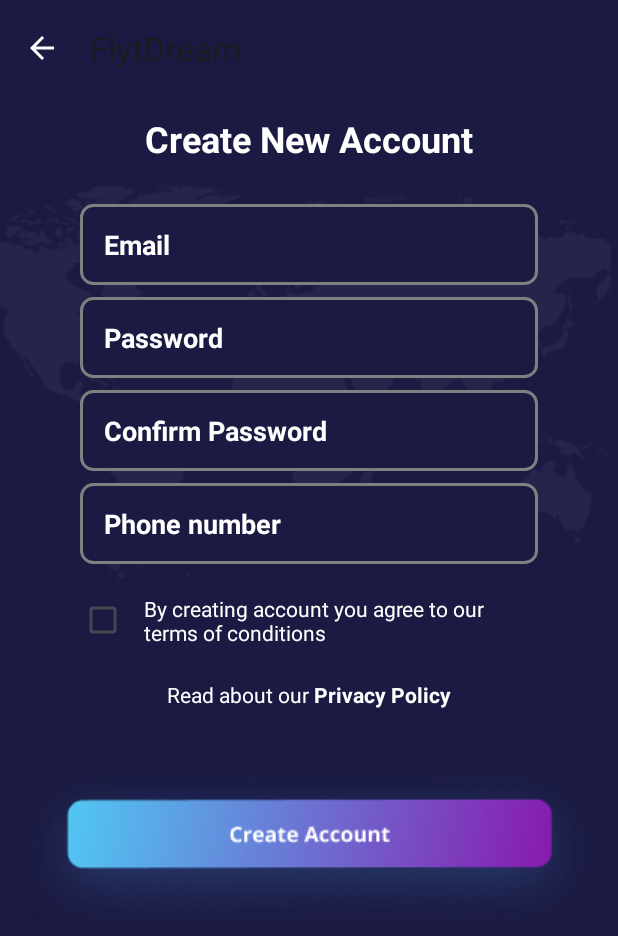
After one commit to T1adus/CSIT214-Project-Deliverable, an Android app: the RegisterActivity screen opened directly, with no data from a screen before it, on a phone screen of 412 x 824 dp. The commit adds this screen. Shown: the top 936 px of the screen. Run offline under Robolectric (Android 15) with nearby library versions, the phone set to English and light mode, and no system bars.

Commit message:
Sign In & Register Screen
This commit did the following:
1. Implement the layout for Register Screen
2. Implement the layout for Sign In Screen
3. Customize some attribute of the application's theme
4. Update new file into Design Item folder.

```diff
--- a/FlytDream/app/src/main/java/com/example/flytdream/MainActivity.java
+++ b/FlytDream/app/src/main/java/com/example/flytdream/MainActivity.java
@@ -23,7 +23,7 @@ public class MainActivity extends AppCompatActivity {
         @Override
         public void onClick(View v) {
             if (v.getId() == R.id.getStartButton) {
-                Intent intent = new Intent(MainActivity.this, CoreActivity.class);
+                Intent intent = new Intent(MainActivity.this, SignInActivity.class);
                 startActivity(intent);
             }
         }
--- /dev/null
+++ b/FlytDream/app/src/main/java/com/example/flytdream/RegisterActivity.java
@@ -0,0 +1,19 @@
+package com.example.flytdream;
+
+import androidx.appcompat.app.AppCompatActivity;
+import androidx.appcompat.widget.Toolbar;
+
+import android.os.Bundle;
+
+public class RegisterActivity extends AppCompatActivity {
+
+    @Override
+    protected void onCreate(Bundle savedInstanceState) {
+        super.onCreate(savedInstanceState);
+        setContentView(R.layout.activity_register);
+
+        Toolbar toolbar = (Toolbar) findViewById(R.id.toolbar);
+        setSupportActionBar(toolbar);
+        getSupportActionBar().setDisplayHomeAsUpEnabled(true);
+    }
+}
--- /dev/null
+++ b/FlytDream/app/src/main/res/drawable/edit_text_border.xml
@@ -0,0 +1,8 @@
+<?xml version="1.0" encoding="utf-8"?>
+<shape xmlns:android="http://schemas.android.com/apk/res/android">
+    <solid android:color="@color/darkblue"/> <!-- Background color -->
+    <stroke
+        android:color="@color/grey"
+        android:width="2dp" />
+    <corners android:radius="8dp" />  <!-- Corner radius for rounded corners -->
+</shape>
--- a/FlytDream/app/src/main/res/layout/activity_core.xml
+++ b/FlytDream/app/src/main/res/layout/activity_core.xml
@@ -14,6 +14,7 @@
         android:layout_width="match_parent"
         android:layout_height="?attr/actionBarSize"
         android:background="?attr/colorPrimary"
+        app:theme="@style/Base.Theme.FlytDream"
         android:elevation="4dp"
         app:layout_constraintTop_toTopOf="parent"
         app:layout_constraintStart_toStartOf="parent"
--- /dev/null
+++ b/FlytDream/app/src/main/res/layout/activity_register.xml
@@ -0,0 +1,163 @@
+<?xml version="1.0" encoding="utf-8"?>
+<androidx.constraintlayout.widget.ConstraintLayout xmlns:android="http://schemas.android.com/apk/res/android"
+    xmlns:app="http://schemas.android.com/apk/res-auto"
+    xmlns:tools="http://schemas.android.com/tools"
+    android:layout_width="match_parent"
+    android:layout_height="match_parent"
+    tools:context=".RegisterActivity">
+
+    <androidx.appcompat.widget.Toolbar
+        android:id="@+id/toolbar"
+        android:layout_width="match_parent"
+        android:layout_height="?attr/actionBarSize"
+        android:background="?attr/colorPrimary"
+        app:theme="@style/Base.Theme.FlytDream"
+        android:elevation="4dp"
+        app:layout_constraintTop_toTopOf="parent"
+        app:layout_constraintStart_toStartOf="parent"
+        app:layout_constraintEnd_toEndOf="parent" />
+
+    <ImageView
+        android:id="@+id/imageView2"
+        android:layout_width="656dp"
+        android:layout_height="899dp"
+        app:layout_constraintBottom_toBottomOf="parent"
+        app:layout_constraintEnd_toEndOf="parent"
+        app:layout_constraintHorizontal_bias="0.502"
+        app:layout_constraintStart_toStartOf="parent"
+        app:layout_constraintTop_toTopOf="parent"
+        app:srcCompat="@drawable/background" />
+
+    <EditText
+        android:id="@+id/passwordInput"
+        android:layout_width="305dp"
+        android:layout_height="54dp"
+        android:layout_marginTop="8dp"
+        android:ems="10"
+        android:hint="@string/phoneRegisterHint"
+        android:inputType="phone"
+        android:text="@string/blank"
+        android:textColor="@color/white"
+        android:textColorHint="@color/white"
+        android:textStyle="bold"
+        android:background="@drawable/edit_text_border"
+        android:paddingLeft="16dp"
+        app:layout_constraintEnd_toEndOf="parent"
+        app:layout_constraintStart_toStartOf="parent"
+        app:layout_constraintTop_toBottomOf="@+id/emailInput" />
+
+    <EditText
+        android:id="@+id/emailInput"
+        android:layout_width="305dp"
+        android:layout_height="54dp"
+        android:layout_marginTop="8dp"
+        android:ems="10"
+        android:hint="@string/repasswordEditHint"
+        android:inputType="textPassword"
+        android:text="@string/blank"
+        android:textColor="@color/white"
+        android:textColorHint="@color/white"
+        android:textStyle="bold"
+        android:background="@drawable/edit_text_border"
+        android:paddingLeft="16dp"
+        app:layout_constraintEnd_toEndOf="parent"
+        app:layout_constraintStart_toStartOf="parent"
+        app:layout_constraintTop_toBottomOf="@+id/passwordRegisterEdit" />
+
+    <TextView
+        android:id="@+id/signInTextView"
+        android:layout_width="308dp"
+        android:layout_height="40dp"
+        android:layout_marginTop="12dp"
+        android:text="@string/createAccountText"
+        android:textAlignment="center"
+        android:textColor="@color/white"
+        android:textSize="24sp"
+        android:textStyle="bold"
+        app:layout_constraintEnd_toEndOf="parent"
+        app:layout_constraintHorizontal_bias="0.495"
+        app:layout_constraintStart_toStartOf="parent"
+        app:layout_constraintTop_toBottomOf="@+id/toolbar" />
+
+    <EditText
+        android:id="@+id/emailRegisterEdit"
+        android:layout_width="305dp"
+        android:layout_height="54dp"
+        android:layout_marginTop="20dp"
+        android:ems="10"
+        android:hint="@string/emailRegisterHint"
+        android:inputType="text"
+        android:text="@string/blank"
+        android:textColor="@color/white"
+        android:textColorHint="@color/white"
+        android:textStyle="bold"
+        android:background="@drawable/edit_text_border"
+        android:paddingLeft="16dp"
+        app:layout_constraintEnd_toEndOf="parent"
+        app:layout_constraintStart_toStartOf="parent"
+        app:layout_constraintTop_toBottomOf="@+id/signInTextView" />
+
+    <EditText
+        android:id="@+id/passwordRegisterEdit"
+        android:layout_width="305dp"
+        android:layout_height="54dp"
+        android:layout_marginTop="8dp"
+        android:ems="10"
+        android:hint="@string/passwordEditHint"
+        android:inputType="textPassword"
+        android:text="@string/blank"
+        android:textColor="@color/white"
+        android:textColorHint="@color/white"
+        android:textStyle="bold"
+        android:background="@drawable/edit_text_border"
+        android:paddingLeft="16dp"
+        app:layout_constraintEnd_toEndOf="parent"
+        app:layout_constraintStart_toStartOf="parent"
+        app:layout_constraintTop_toBottomOf="@+id/emailRegisterEdit" />
+
+    <CheckBox
+        android:id="@+id/checkBox"
+        android:layout_width="30dp"
+        android:layout_height="35dp"
+        android:layout_marginTop="20dp"
+        android:text="CheckBox"
+        app:layout_constraintEnd_toStartOf="@+id/rememberAccountText"
+        app:layout_constraintHorizontal_bias="0.796"
+        app:layout_constraintStart_toStartOf="parent"
+        app:layout_constraintTop_toBottomOf="@+id/passwordInput" />
+
+    <TextView
+        android:id="@+id/rememberAccountText"
+        android:layout_width="264dp"
+        android:layout_height="33dp"
+        android:layout_marginTop="20dp"
+        android:layout_marginEnd="52dp"
+        android:text="@string/tocText"
+        android:textColor="@color/white"
+        app:layout_constraintEnd_toEndOf="parent"
+        app:layout_constraintTop_toBottomOf="@+id/passwordInput" />
+
+    <TextView
+        android:id="@+id/policyTextView"
+        android:layout_width="308dp"
+        android:layout_height="27dp"
+        android:layout_marginTop="24dp"
+        android:text="@string/policyTextViewText"
+        android:textAlignment="center"
+        android:textColor="@color/white"
+        app:layout_constraintEnd_toEndOf="parent"
+        app:layout_constraintHorizontal_bias="0.495"
+        app:layout_constraintStart_toStartOf="parent"
+        app:layout_constraintTop_toBottomOf="@+id/rememberAccountText" />
+
+    <ImageButton
+        android:id="@+id/signInButton"
+        android:layout_width="wrap_content"
+        android:layout_height="wrap_content"
+        android:layout_marginTop="21dp"
+        android:background="@android:color/transparent"
+        android:src="@drawable/create_account_button"
+        app:layout_constraintEnd_toEndOf="parent"
+        app:layout_constraintStart_toStartOf="parent"
+        app:layout_constraintTop_toBottomOf="@+id/policyTextView" />
+</androidx.constraintlayout.widget.ConstraintLayout>
--- a/FlytDream/app/src/main/res/layout/fragment_home.xml
+++ b/FlytDream/app/src/main/res/layout/fragment_home.xml
@@ -13,6 +13,7 @@
         android:layout_width="match_parent"
         android:layout_height="?attr/actionBarSize"
         android:background="?attr/colorPrimary"
+        app:theme="@style/Base.Theme.FlytDream"
         android:elevation="4dp"
         app:layout_constraintTop_toTopOf="parent"
         app:layout_constraintStart_toStartOf="parent"
--- a/FlytDream/app/src/main/res/values/colors.xml
+++ b/FlytDream/app/src/main/res/values/colors.xml
@@ -2,5 +2,6 @@
 <resources>
     <color name="black">#FF000000</color>
     <color name="white">#FFFFFFFF</color>
+    <color name="grey">#808080</color>
     <color name="darkblue">#1B1A42</color>
 </resources>
--- a/FlytDream/app/src/main/res/values/strings.xml
+++ b/FlytDream/app/src/main/res/values/strings.xml
@@ -2,4 +2,15 @@
     <string name="app_name">FlytDream</string>
     <!-- TODO: Remove or change this placeholder text -->
     <string name="hello_blank_fragment">Hello blank fragment</string>
+    <string name="createAccountText">Create New Account</string>
+    <string name="blank" />
+    <string name="emailRegisterHint">Email</string>
+    <string name="passwordEditHint">Password</string>
+    <string name="repasswordEditHint">Confirm Password</string>
+    <string name="phoneRegisterHint">Phone number</string>
+    <string name="tocText">By creating account you agree to our terms of conditions</string>
+    <string name="policyTextViewText">Read about our <b>Privacy Policy</b></string>
+    <string name="signInViewText">Sign In</string>
+    <string name="rememberAccountText">Remember account</string>
+    <string name="forgotPassword"><u>Forgot Password</u></string>
 </resources>
--- a/FlytDream/app/src/main/res/values/themes.xml
+++ b/FlytDream/app/src/main/res/values/themes.xml
@@ -3,6 +3,8 @@
     <style name="Base.Theme.FlytDream" parent="Theme.Material3.DayNight.NoActionBar">
         <!-- Customize your light theme here. -->
         <!-- <item name="colorPrimary">@color/my_light_primary</item> -->
+        <item name="colorPrimary">@color/darkblue</item>
+        <item name="colorControlNormal">@android:color/white</item>
     </style>
 
     <style name="Theme.FlytDream" parent="Base.Theme.FlytDream" />
```
Also changed, not shown: FlytDream/app/src/main/AndroidManifest.xml (+7 -0 lines), FlytDream/app/src/main/java/com/example/flytdream/SignInActivity.java (added, +38 -0 lines), FlytDream/app/src/main/res/layout/activity_sign_in.xml (added, +151 -0 lines), FlytDream/app/src/main/res/drawable/background.png (added), FlytDream/app/src/main/res/drawable/create_account_button.png (added), FlytDream/app/src/main/res/drawable/sign_in_button.png (added), FlytDream/app/src/main/res/drawable/sign_in_with_google_button.png (added), 4 other files.
